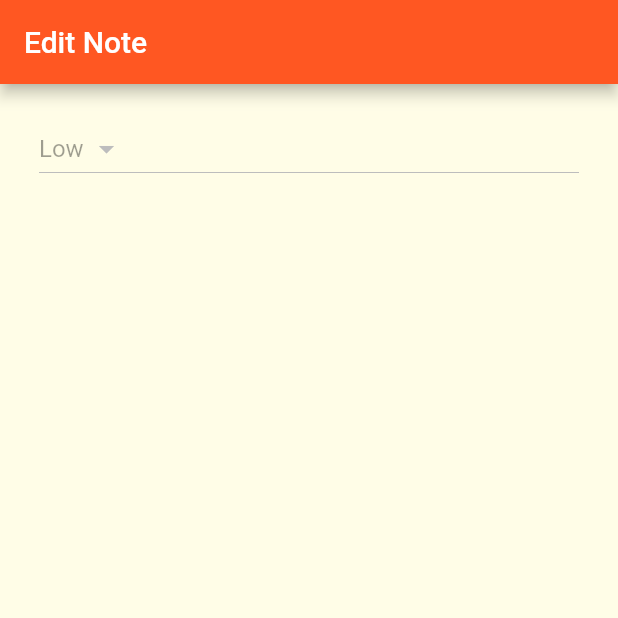
After one commit to kamalnorizan/EasyNotes, a Flutter app: the screen it shows after launch, on a phone screen of 412 x 824 dp, the top half of it. The commit adds this screen. Run offline on Flutter 3.47's test engine with Material 2 defaults, Android fonts, the phone set to English and light mode, and no system bars.

Commit message:
note_details

```diff
--- a/lib/main.dart
+++ b/lib/main.dart
@@ -1,3 +1,4 @@
+import 'package:easynotes/screens/note_details.dart';
 import 'package:easynotes/screens/note_list.dart';
 import 'package:flutter/material.dart';
 
@@ -18,7 +19,7 @@ class MyApp extends StatelessWidget {
         ),
         scaffoldBackgroundColor: Colors.yellow[50],
       ),
-      home: NoteList(),
+      home: NoteDetails(),
     );
   }
 }
--- /dev/null
+++ b/lib/screens/note_details.dart
@@ -0,0 +1,43 @@
+import 'package:flutter/material.dart';
+
+class NoteDetails extends StatefulWidget {
+  @override
+  _NoteDetailsState createState() => _NoteDetailsState();
+}
+
+class _NoteDetailsState extends State<NoteDetails> {
+  @override
+  Widget build(BuildContext context) {
+    return Scaffold(
+      appBar: AppBar(
+        title: Text('Edit Note'),
+      ),
+      body: Padding(
+        padding: EdgeInsets.only(
+          top: 15,
+          left: 10,
+          right: 10,
+        ),
+        child: ListView(
+          children: [
+            ListTile(
+              title: DropdownButton(
+                items: [
+                  DropdownMenuItem(
+                    child: Text('Low'),
+                    value: 'Low',
+                  ),
+                  DropdownMenuItem(
+                    value: 'High',
+                    child: Text('High'),
+                  ),
+                ],
+                value: 'Low',
+              ),
+            ),
+          ],
+        ),
+      ),
+    );
+  }
+}
```
